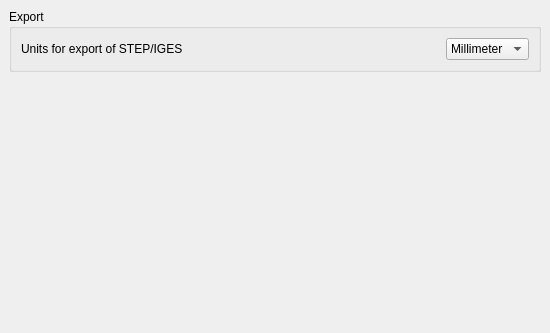
Before: the Qt Designer form src/Mod/Part/Gui/DlgSettingsGeneral.ui in berndhahnebach/All_FreeCAD, drawn with Qt 5.
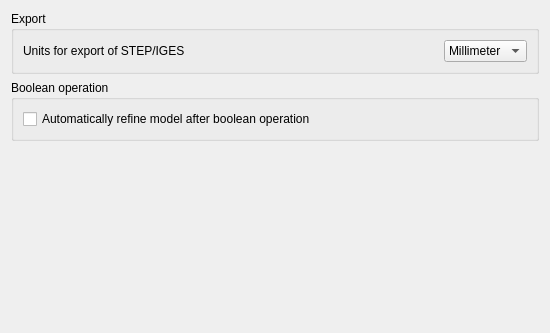
After: the same form once the commit is applied. Custom widgets are drawn as their Qt base class.

Commit message: 0000727: Keep faces colors on boolean operations

```diff
--- a/src/Mod/Part/Gui/DlgSettingsGeneral.ui
+++ b/src/Mod/Part/Gui/DlgSettingsGeneral.ui
@@ -15,40 +15,21 @@
   <property name="windowTitle" >
    <string>General</string>
   </property>
-  <layout class="QGridLayout" >
-   <property name="margin" >
-    <number>9</number>
-   </property>
-   <property name="spacing" >
-    <number>6</number>
-   </property>
-   <item row="1" column="0" >
-    <spacer>
-     <property name="orientation" >
-      <enum>Qt::Vertical</enum>
-     </property>
-     <property name="sizeHint" >
-      <size>
-       <width>20</width>
-       <height>40</height>
-      </size>
-     </property>
-    </spacer>
-   </item>
-   <item row="0" column="0" >
-    <widget class="QGroupBox" name="groupBox" >
-     <property name="title" >
+  <layout class="QGridLayout" name="gridLayout_2">
+   <item row="0" column="0">
+    <widget class="QGroupBox" name="groupBox">
+     <property name="title">
       <string>Export</string>
      </property>
-     <layout class="QGridLayout" >
-      <property name="margin" >
+     <layout class="QGridLayout">
+      <property name="margin">
        <number>9</number>
       </property>
-      <property name="spacing" >
+      <property name="spacing">
        <number>6</number>
       </property>
-      <item row="0" column="2" >
-       <widget class="QComboBox" name="comboBoxUnits" >
+      <item row="0" column="2">
+       <widget class="QComboBox" name="comboBoxUnits">
         <item>
          <property name="text" >
           <string>Millimeter</string>
@@ -66,19 +47,19 @@
         </item>
        </widget>
       </item>
-      <item row="0" column="0" >
-       <widget class="QLabel" name="label" >
-        <property name="text" >
+      <item row="0" column="0">
+       <widget class="QLabel" name="label">
+        <property name="text">
          <string>Units for export of STEP/IGES</string>
         </property>
        </widget>
       </item>
-      <item row="0" column="1" >
+      <item row="0" column="1">
        <spacer>
-        <property name="orientation" >
+        <property name="orientation">
          <enum>Qt::Horizontal</enum>
         </property>
-        <property name="sizeHint" >
+        <property name="sizeHint" stdset="0">
          <size>
           <width>40</width>
           <height>20</height>
@@ -89,9 +70,50 @@
      </layout>
     </widget>
    </item>
+   <item row="1" column="0">
+    <widget class="QGroupBox" name="groupBox_2">
+     <property name="title">
+      <string>Boolean operation</string>
+     </property>
+     <layout class="QGridLayout" name="gridLayout">
+      <item row="0" column="0">
+       <widget class="Gui::PrefCheckBox" name="checkBooleanRefine">
+        <property name="text">
+         <string>Automatically refine model after boolean operation</string>
+        </property>
+        <property name="prefEntry" stdset="0">
+         <cstring>RefineModel</cstring>
+        </property>
+        <property name="prefPath" stdset="0">
+         <cstring>Mod/Part/Boolean</cstring>
+        </property>
+       </widget>
+      </item>
+     </layout>
+    </widget>
+   </item>
+   <item row="2" column="0">
+    <spacer>
+     <property name="orientation">
+      <enum>Qt::Vertical</enum>
+     </property>
+     <property name="sizeHint" stdset="0">
+      <size>
+       <width>20</width>
+       <height>40</height>
+      </size>
+     </property>
+    </spacer>
+   </item>
   </layout>
  </widget>
- <pixmapfunction></pixmapfunction>
+ <customwidgets>
+  <customwidget>
+   <class>Gui::PrefCheckBox</class>
+   <extends>QCheckBox</extends>
+   <header>Gui/PrefWidgets.h</header>
+  </customwidget>
+ </customwidgets>
  <resources/>
  <connections/>
 </ui>
```
Left out of the diff: 18 changed lines with no effect on the pictures. The commit also changes 6 other files.
